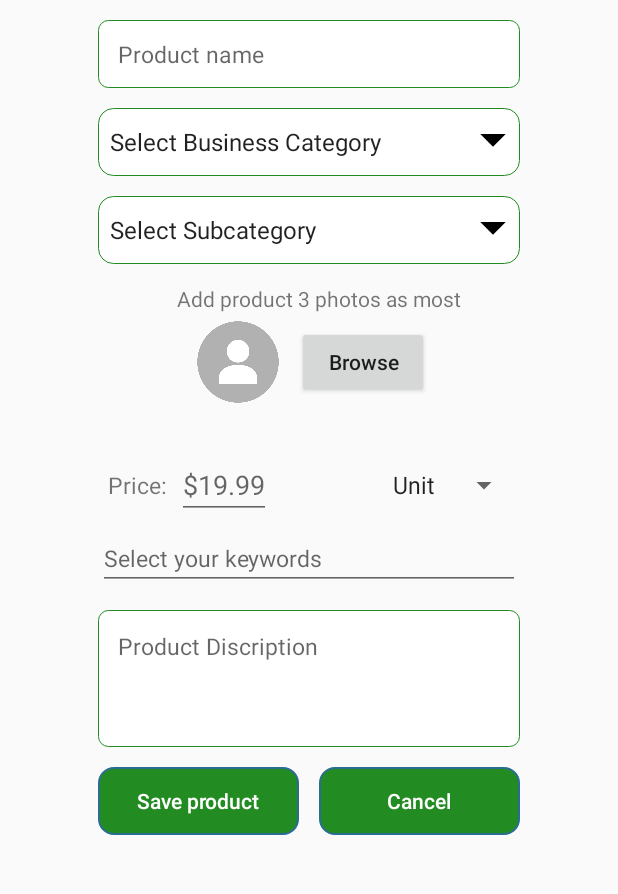
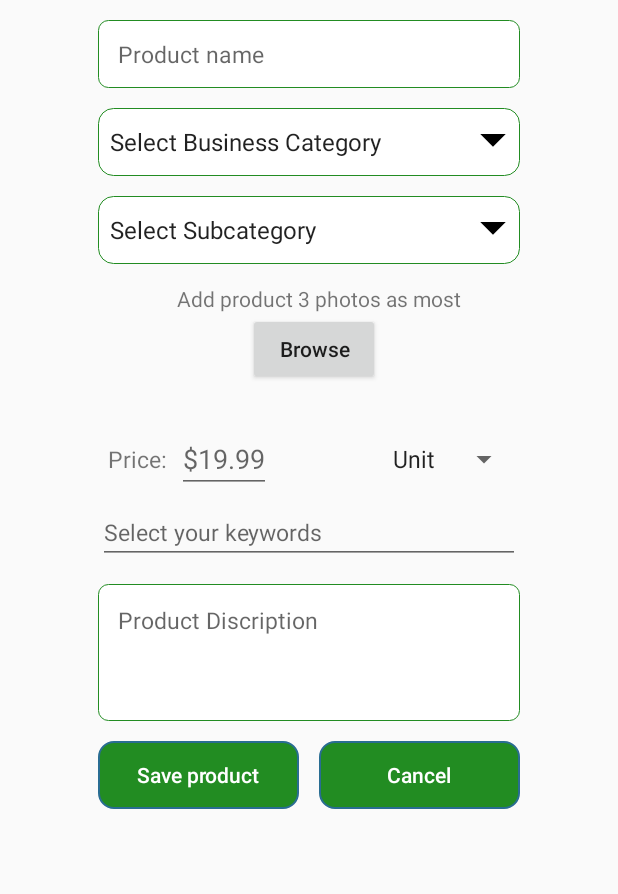
Before and after one commit to GavelGo/Appdesign, an Android app: the layout activity_addproduct.xml on its own in the app's theme, with its tools: preview values and no code run, on a phone screen of 412 x 824 dp, the part 98-992 px from its top. Run offline under Robolectric (Android 15) with nearby library versions, the phone set to English and light mode, and no system bars.

Commit message:
product images

```diff
--- a/app/src/main/res/layout/activity_addpartner_information.xml
+++ b/app/src/main/res/layout/activity_addpartner_information.xml
@@ -99,6 +99,7 @@
         android:layout_marginTop="@dimen/_10sdp"
         android:textSize="@dimen/_12sdp"
         android:inputType="phone"
+        android:maxLength="10"
         android:background="@drawable/edittext_background"
         android:singleLine="true"
         android:paddingLeft="@dimen/_10sdp"
@@ -120,6 +121,7 @@
             android:layout_height="@dimen/_35sdp"
             android:background="@drawable/edittext_background"
             android:layout_weight="1.3"
+            android:inputType="text"
             android:paddingLeft="@dimen/_10sdp"
             android:singleLine="true"
             android:textSize="@dimen/_12sdp"
@@ -155,6 +157,7 @@
             android:layout_weight="0.5"
             android:background="@drawable/edittext_background"
             android:hint="City"
+            android:inputType="text"
             android:paddingLeft="@dimen/_10sdp"
             android:singleLine="true"
             android:textSize="@dimen/_12sdp" />
@@ -167,6 +170,8 @@
             android:hint="State"
             android:layout_marginLeft="@dimen/_10sdp"
             android:singleLine="true"
+            android:inputType="text"
+
             android:textSize="@dimen/_12sdp"
             android:paddingLeft="@dimen/_10sdp"
             android:background="@drawable/edittext_background"/>
--- a/app/src/main/res/layout/activity_addproduct.xml
+++ b/app/src/main/res/layout/activity_addproduct.xml
@@ -86,11 +86,6 @@
         android:gravity="center_horizontal"
         android:orientation="horizontal">
 
-        <de.hdodenhof.circleimageview.CircleImageView
-            android:id="@+id/profileIV"
-            android:layout_width="@dimen/_50sdp"
-            android:layout_height="@dimen/_50sdp"
-            android:src="@drawable/profileicon" />
 
         <Button
             android:id="@+id/browseBT"
--- a/app/src/main/res/layout/activity_productdetail.xml
+++ b/app/src/main/res/layout/activity_productdetail.xml
@@ -4,8 +4,6 @@
     android:orientation="vertical"
     android:layout_width="match_parent"
     android:layout_height="match_parent">
-
-
 
     <RelativeLayout
         android:layout_width="match_parent"
```
